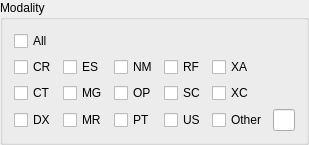
First picture: the form in PacsViewer/src/core/qmodalitiesselectorgroupboxbase.ui, repository zyq1569/starviewer, before the edit.
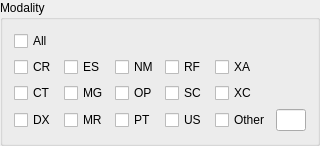
Second picture: the form after the edit.

What changed in the file:
```diff
--- a/PacsViewer/src/core/qmodalitiesselectorgroupboxbase.ui
+++ b/PacsViewer/src/core/qmodalitiesselectorgroupboxbase.ui
@@ -6,8 +6,8 @@
    <rect>
     <x>0</x>
     <y>0</y>
-    <width>284</width>
-    <height>127</height>
+    <width>320</width>
+    <height>146</height>
    </rect>
   </property>
   <property name="windowTitle">
```
